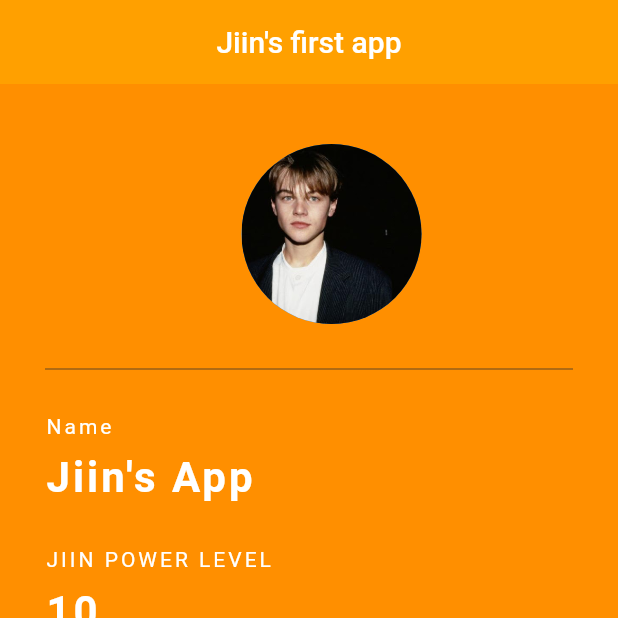
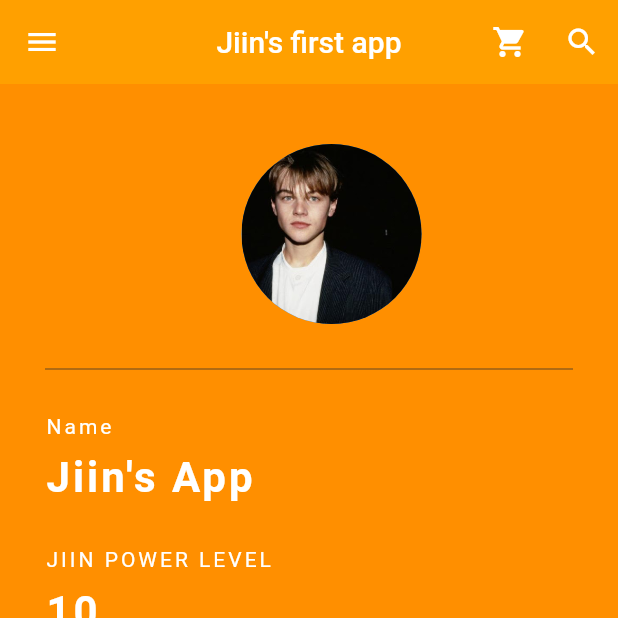
Before and after one commit to songhee-cho/Adobby-FlutterStudy, a Flutter app: the screen it shows after launch, on a phone screen of 412 x 824 dp, the top half of it. Run offline on Flutter 3.47's test engine with Material 2 defaults, Android fonts, the phone set to English and light mode, and no system bars; missing offline and left inert: dart:html.

Commit message:
[Week2] Add appBar icons

```diff
--- a/Jiin/first_flutter_study/lib/main.dart
+++ b/Jiin/first_flutter_study/lib/main.dart
@@ -36,6 +36,30 @@ class Grade extends StatelessWidget {
           backgroundColor: Colors.amber[700],
           centerTitle: true,
           elevation: 0.0,
+          leading: IconButton(
+            //appbar 위에 action을 취하는 아이콘 생성, leading: 아이콘 버튼이나 간단한 위젯을 왼쪽에 배치
+            icon: Icon(Icons.menu), //햄버거 버튼!
+            onPressed: () {
+              //onPressed: 함수의 형태로 일반 버튼이나 아이콘 버튼을 터치했을 때 일어나는 이벤트 정의
+              print('Menu button is clicked');
+            },
+          ),
+          actions: <Widget>[
+            //actions: 복수의 아이콘 버튼 등을 오른쪽에 배치
+            IconButton(
+              icon: Icon(Icons.shopping_cart), //쇼핑카트 버튼!
+              onPressed: () {
+                print('Shopping cart button is clicked');
+              },
+            ),
+            IconButton(
+              //appbar 위에 action을 취하는 아이콘 생성
+              icon: Icon(Icons.search), //검색 버튼!
+              onPressed: () {
+                print('Search button is clicked');
+              },
+            ),
+          ],
         ),
         body: Padding(
           padding: EdgeInsets.fromLTRB(30.0, 40.0, 0.0, 0.0),
```
